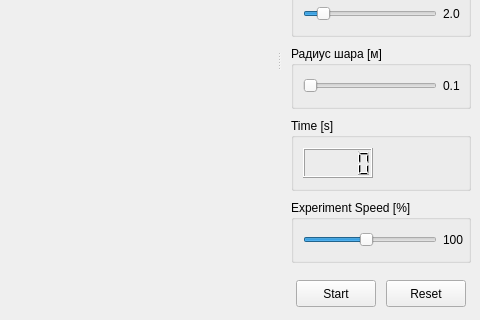
The window that src/Deathloop/MainWindow.ui (AlienCowEatCake/deathloop) describes before a commit, drawn with Qt 5; both pictures show x 320 to 800 and y 220 to 540 of the 800 by 540 pixel window.
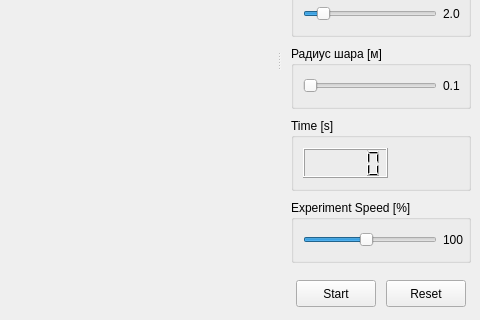
The same window after the commit. Icons and pictures are not drawn. Custom widgets are drawn as their Qt base class.

What changed in the file:
```diff
--- a/src/Deathloop/MainWindow.ui
+++ b/src/Deathloop/MainWindow.ui
@@ -306,13 +306,13 @@
           </property>
           <property name="minimumSize">
            <size>
-            <width>70</width>
+            <width>85</width>
             <height>30</height>
            </size>
           </property>
           <property name="maximumSize">
            <size>
-            <width>70</width>
+            <width>85</width>
             <height>30</height>
            </size>
           </property>
```
